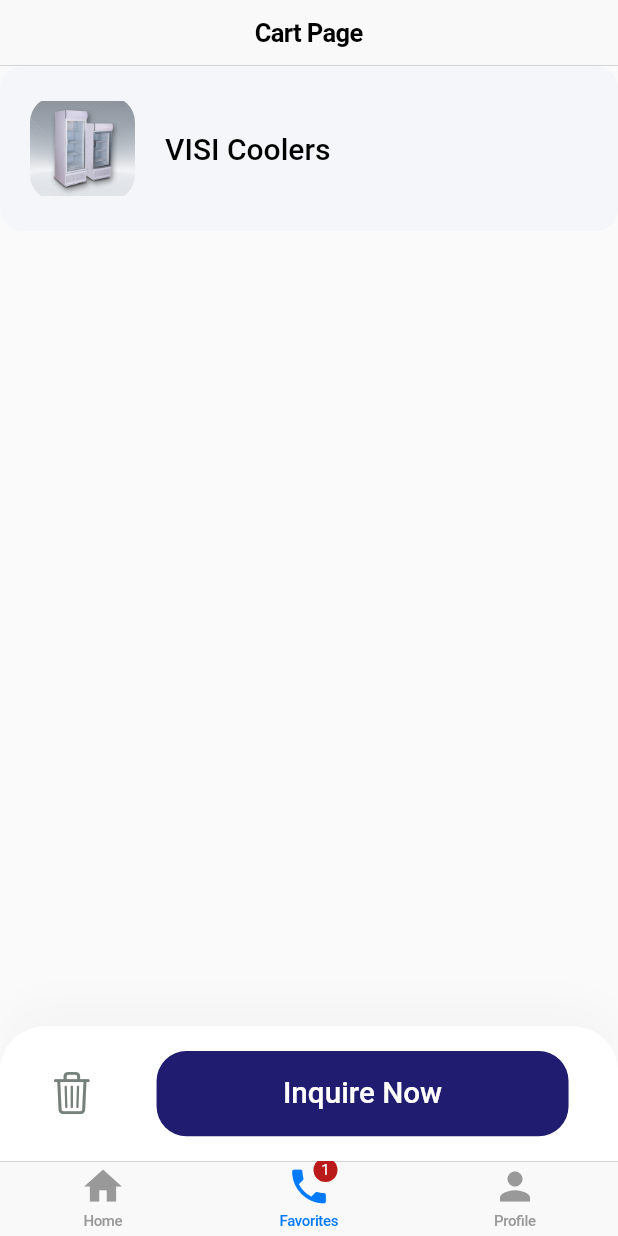
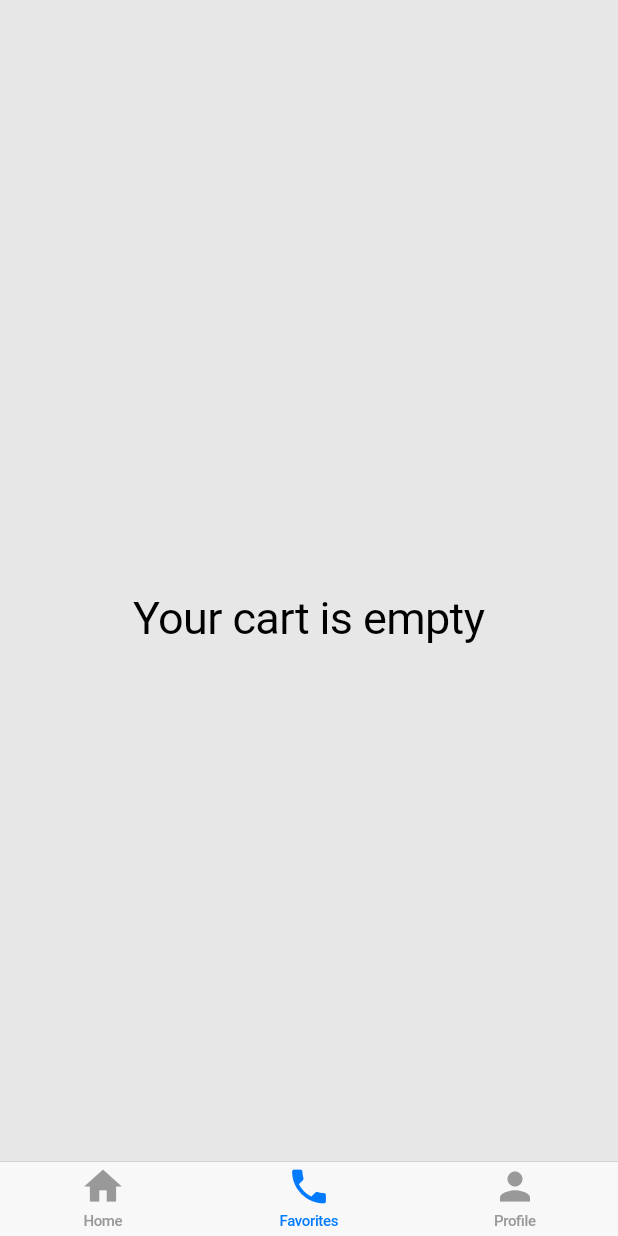
Before and after one commit to AliJasim03/Awal, a Flutter app: the screen it shows after launch, item 2 of the bottom bar chosen, on a phone screen of 412 x 824 dp. Run offline on Flutter 3.47's test engine with Material 2 defaults, Android fonts, the phone set to English and light mode, and no system bars; our stand-ins replace flutter_svg; Roboto replaces fonts that are missing (Futura-Bold).

Commit message:
added the cart pages flow with modificatoin for the badge number 0 case

```diff
--- a/lib/components/check_out_card.dart
+++ b/lib/components/check_out_card.dart
@@ -10,7 +10,6 @@ class CheckoutCard extends StatelessWidget {
   const CheckoutCard({
     Key? key,
   }) : super(key: key);
-
   @override
   Widget build(BuildContext context) {
     var appState = context.watch<Cart>();
@@ -61,7 +60,10 @@ class CheckoutCard extends StatelessWidget {
                   width: getProportionateScreenWidth(250),
                   child: DefaultButton(
                     text: "Inquire Now",
-                    press: () {},
+                    press: () {
+                      appState.removeALl();
+                      appState.incrementRequest();
+                    },
                   ),
                 ),
               ],
--- a/lib/models/cart.dart
+++ b/lib/models/cart.dart
@@ -2,7 +2,9 @@ import 'package:awal/models/product.dart';
 import 'package:flutter/cupertino.dart';
 
 class Cart extends ChangeNotifier {
-  List<Product> productsCart = [refrigerationProduct[0]];
+  List<Product> productsCart = [];
+  var requestNum = 0;
+
   List getPorductList() {
     return productsCart;
   }
@@ -22,6 +24,10 @@ class Cart extends ChangeNotifier {
     notifyListeners();
   }
 
+  void incrementRequest() {
+    requestNum++;
+  }
+
   bool checkProduct(Product product) {
     return productsCart.contains(product);
   }
--- a/lib/views/cart_page.dart
+++ b/lib/views/cart_page.dart
@@ -1,5 +1,6 @@
 import 'package:awal/components/cart_card.dart';
 import 'package:awal/components/check_out_card.dart';
+import 'package:awal/constants.dart';
 import 'package:awal/models/cart.dart';
 import 'package:flutter/cupertino.dart';
 import 'package:flutter/material.dart';
@@ -16,14 +17,18 @@ class _CartPageState extends State<CartPage> {
   @override
   Widget build(BuildContext context) {
     var cart = context.watch<Cart>();
-    return Scaffold(
+
+    return cart.getPorductList().isNotEmpty
+        ? Scaffold(
             appBar: const CupertinoNavigationBar(
               middle: Text('Cart Page'),
             ),
             body:
                 // Create a ListView widget with the list of ImageData objects
                 ListView.separated(
-        itemCount: cart.getPorductList().length, // Set the number of items in the list
+              itemCount: cart
+                  .getPorductList()
+                  .length, // Set the number of items in the list
               separatorBuilder: (BuildContext context, int index) =>
                   const Divider(), // Add a divider between each item in the list
               itemBuilder: (BuildContext context, int index) {
@@ -39,6 +44,27 @@ class _CartPageState extends State<CartPage> {
               },
             ),
             bottomNavigationBar: CheckoutCard(),
+          )
+        : cart.requestNum == 0
+            ? SizedBox(
+                height: double.infinity,
+                width: double.infinity,
+                child: Center(
+                  child: Text(
+                    'Your cart is empty',
+                    style: kTitleTextStyle.copyWith(fontSize: 30),
+                  ),
+                ),
+              )
+            : SizedBox(
+                height: double.infinity,
+                width: double.infinity,
+                child: Center(
+                  child: Text(
+                    'You have a pending request',
+                    style: kTitleTextStyle.copyWith(fontSize: 30),
+                  ),
+                ),
               );
   }
 }
--- a/lib/views/home.dart
+++ b/lib/views/home.dart
@@ -41,10 +41,12 @@ class _HomePageState extends State<HomePage> {
     var tabBarItems = [
       const BottomNavigationBarItem(icon: Icon(Icons.home), label: 'Home'),
       BottomNavigationBarItem(
-        icon: Badge.count(
-          count: cartState.productsCart.length,
-          child: const Icon(Icons.phone),
-        ),
+        icon: cartState.productsCart.isNotEmpty
+            ? Badge.count(
+                count: cartState.productsCart.length,
+                child: const Icon(Icons.phone),
+              )
+            : const Icon(Icons.phone),
         label: 'Favorites',
       ),
       const BottomNavigationBarItem(icon: Icon(Icons.person), label: 'Profile'),
--- a/lib/views/profile/profile_screen.dart
+++ b/lib/views/profile/profile_screen.dart
@@ -1,4 +1,3 @@
-import 'package:flutter/material.dart';
 import 'package:flutter/cupertino.dart';
 
 import 'components/body.dart';
```
Lines whose indentation alone changed are shown as unchanged.
